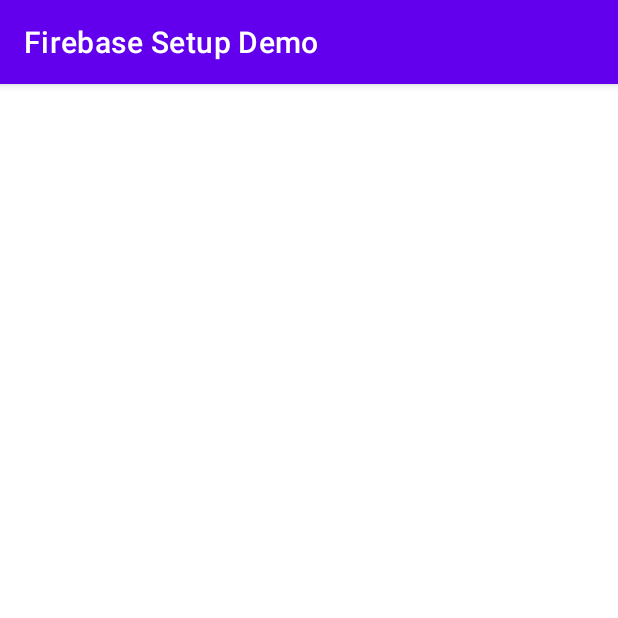
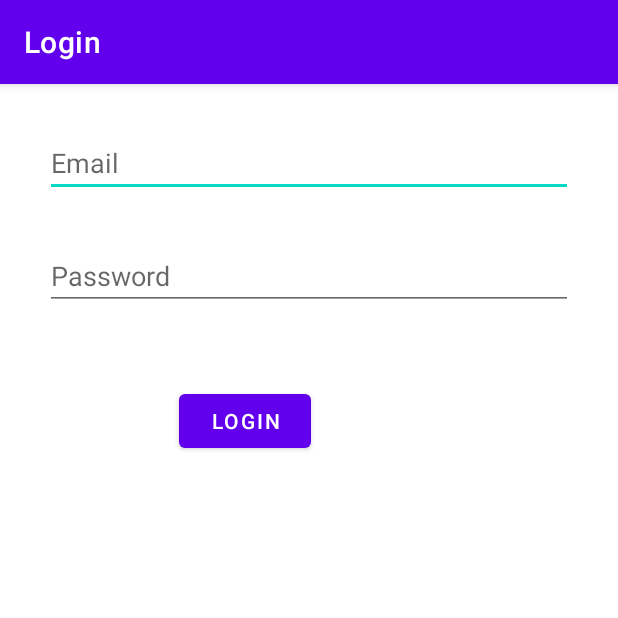
Before and after one commit to VarunKumar-Xaviers/Firebase-Authentication, an Android app: the LoginActivity screen opened directly, with no data from a screen before it, on a phone screen of 412 x 824 dp, the top half of it. Run offline under Robolectric (Android 15) with nearby library versions, the phone set to English and light mode, and no system bars; our stand-ins replace Firebase (no records; nobody signed in at launch, a user with empty details on screens opened directly).

Commit message:
Added logged out

```diff
--- a/app/src/main/java/com/example/firebasesetupdemo/LoginActivity.java
+++ b/app/src/main/java/com/example/firebasesetupdemo/LoginActivity.java
@@ -2,13 +2,48 @@ package com.example.firebasesetupdemo;
 
 import androidx.appcompat.app.AppCompatActivity;
 
+import android.content.Intent;
 import android.os.Bundle;
+import android.view.View;
+import android.widget.Button;
+import android.widget.EditText;
+import android.widget.Toast;
+
+import com.google.android.gms.tasks.OnSuccessListener;
+import com.google.firebase.auth.AuthResult;
+import com.google.firebase.auth.FirebaseAuth;
 
 public class LoginActivity extends AppCompatActivity {
-
+EditText Email;
+EditText Pass;
+Button Login;
+FirebaseAuth auth;
     @Override
     protected void onCreate(Bundle savedInstanceState) {
         super.onCreate(savedInstanceState);
         setContentView(R.layout.activity_login);
+        setTitle("Login");
+
+//        Link XML and Java
+        Email=findViewById(R.id.editTextTextEmailAddress);
+        Pass=findViewById(R.id.editTextTextPassword);
+        Login=findViewById(R.id.login);
+        auth=FirebaseAuth.getInstance();
+
+        Login.setOnClickListener(view -> {
+            String TXTEmail=Email.getText().toString();
+            String TXTPass=Pass.getText().toString();
+
+            mylogin(TXTEmail,TXTPass);
+        });
+
+    }
+
+    private void mylogin(String txtEmail, String txtPass) {
+        auth.signInWithEmailAndPassword(txtEmail,txtPass).addOnSuccessListener(authResult -> {
+            Toast.makeText(LoginActivity.this, "Login was successfull", Toast.LENGTH_SHORT).show();
+            startActivity(new Intent(LoginActivity.this,MainActivity.class));
+            finish();
+        });
     }
 }
--- a/app/src/main/java/com/example/firebasesetupdemo/RegisterActivity.java
+++ b/app/src/main/java/com/example/firebasesetupdemo/RegisterActivity.java
@@ -3,6 +3,7 @@ package com.example.firebasesetupdemo;
 import androidx.annotation.NonNull;
 import androidx.appcompat.app.AppCompatActivity;
 
+import android.content.Intent;
 import android.os.Bundle;
 import android.text.TextUtils;
 import android.view.View;
@@ -63,6 +64,8 @@ public class RegisterActivity extends AppCompatActivity {
             public void onComplete(@NonNull Task<AuthResult> task) {
                 if (task.isSuccessful()) {
                     Toast.makeText(getApplicationContext(), "Registration was successful :)", Toast.LENGTH_SHORT).show();
+                    startActivity(new Intent(RegisterActivity.this,StartActivity.class));
+                    finish();
                 } else {
                     Toast.makeText(RegisterActivity.this, Objects.requireNonNull(task.getException()).getMessage(), Toast.LENGTH_LONG).show();
                 }
--- a/app/src/main/res/layout/activity_login.xml
+++ b/app/src/main/res/layout/activity_login.xml
@@ -6,4 +6,43 @@
     android:layout_height="match_parent"
     tools:context=".LoginActivity">
 
+    <EditText
+        android:id="@+id/editTextTextEmailAddress"
+        android:layout_width="0dp"
+        android:layout_height="wrap_content"
+        android:layout_margin="30dp"
+        android:layout_marginStart="30dp"
+        android:layout_marginTop="61dp"
+        android:layout_marginEnd="30dp"
+        android:ems="10"
+        android:hint="Email"
+        android:inputType="textEmailAddress"
+        app:layout_constraintEnd_toEndOf="parent"
+        app:layout_constraintStart_toStartOf="parent"
+        app:layout_constraintTop_toTopOf="parent" />
+
+    <EditText
+        android:id="@+id/editTextTextPassword"
+        android:layout_width="0dp"
+        android:layout_height="wrap_content"
+        android:layout_margin="30dp"
+        android:layout_marginStart="30dp"
+        android:layout_marginTop="46dp"
+        android:layout_marginEnd="30dp"
+        android:ems="10"
+        android:hint="Password"
+        android:inputType="textPassword"
+        app:layout_constraintEnd_toEndOf="parent"
+        app:layout_constraintStart_toStartOf="parent"
+        app:layout_constraintTop_toBottomOf="@+id/editTextTextEmailAddress" />
+
+    <Button
+        android:id="@+id/login"
+        android:layout_width="wrap_content"
+        android:layout_height="wrap_content"
+        android:layout_marginStart="89dp"
+        android:layout_marginTop="50dp"
+        android:text="Login"
+        app:layout_constraintStart_toStartOf="@+id/editTextTextPassword"
+        app:layout_constraintTop_toBottomOf="@+id/editTextTextPassword" />
 </androidx.constraintlayout.widget.ConstraintLayout>
```
Also changed, not shown: app/src/main/AndroidManifest.xml (+10 -5 lines), app/src/main/java/com/example/firebasesetupdemo/MainActivity.java (+15 -19 lines), app/src/main/java/com/example/firebasesetupdemo/StartActivity.java (added, +37 -0 lines), app/src/main/res/drawable/logout.xml (added, +11 -0 lines), app/src/main/res/layout/activity_main.xml (+6 -21 lines), app/src/main/res/layout/activity_start.xml (added, +34 -0 lines).
